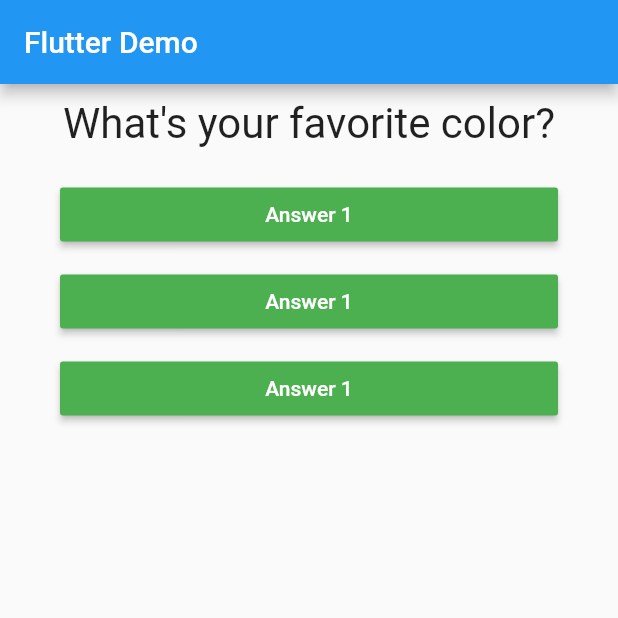
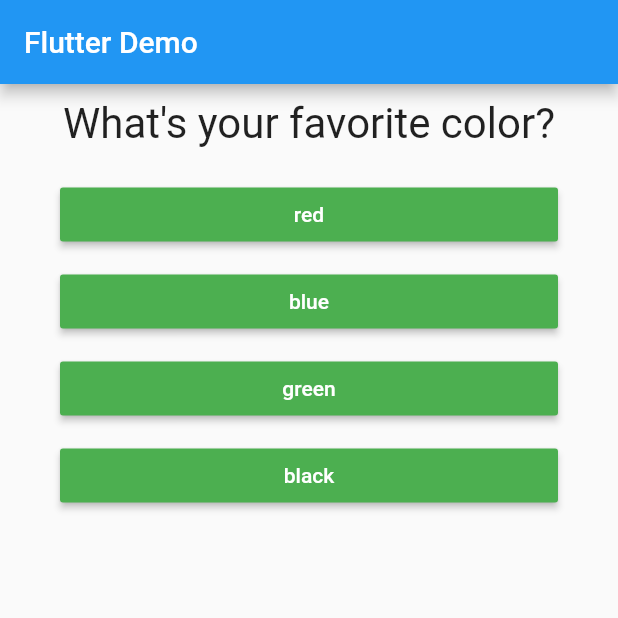
Before and after one commit to Mridul2820/quiz-app-flutter, a Flutter app: the screen it shows after launch, on a phone screen of 412 x 824 dp, the top half of it. Run offline on Flutter 3.47's test engine with Material 2 defaults, Android fonts, the phone set to English and light mode, and no system bars.

Commit message:
map answers

```diff
--- a/lib/answer.dart
+++ b/lib/answer.dart
@@ -2,8 +2,9 @@ import 'package:flutter/material.dart';
 
 class Answer extends StatelessWidget {
   final VoidCallback selectHandler;
+  final String answerText;
 
-  Answer(this.selectHandler);
+  Answer(this.selectHandler, this.answerText);
 
   @override
   Widget build(BuildContext context) {
@@ -13,7 +14,7 @@ class Answer extends StatelessWidget {
       child: RaisedButton(
         color: Colors.green,
         textColor: Colors.white,
-        child: Text('Answer 1'),
+        child: Text(answerText),
         onPressed: selectHandler,
       ),
     );
--- a/lib/main.dart
+++ b/lib/main.dart
@@ -27,8 +27,18 @@ class MyAppState extends State<MyApp> {
   @override
   Widget build(BuildContext context) {
     var questions = [
-      'What\'s your favorite color?',
-      'What\'s your favorite animal?',
+      {
+        'questionText': 'What\'s your favorite color?',
+        'answers': ['red', 'blue', 'green', 'black']
+      },
+      {
+        'questionText': 'What\'s your favorite animal?',
+        'answers': ['dog', 'cat', 'pig', 'cow']
+      },
+      {
+        'questionText': 'What\'s your favorite food?',
+        'answers': ['pizza', 'burger', 'sushi', 'pasta']
+      }
     ];
 
     return MaterialApp(
@@ -38,10 +48,11 @@ class MyAppState extends State<MyApp> {
         ),
         body: Column(
           children: [
-            Question(questions[_questionIndex]),
-            Answer(_answerQuestion),
-            Answer(_answerQuestion),
-            Answer(_answerQuestion),
+            Question(questions[_questionIndex]['questionText'] as String),
+            ...(questions[_questionIndex]['answers'] as List<String>)
+                .map((answer) {
+              return Answer(_answerQuestion, answer);
+            }).toList()
           ],
         ),
       ),
```
